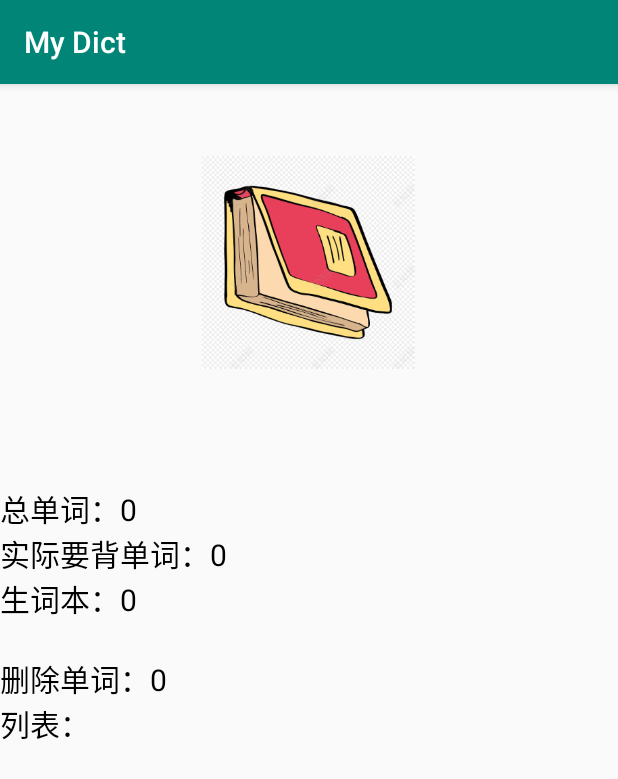
After one commit to amzingluo/MyDict, an Android app: the InfoActivity screen opened directly, with no data from a screen before it, on a phone screen of 412 x 824 dp. The commit adds this screen. Shown: the top 779 px of the screen. Run offline under Robolectric (Android 15) with nearby library versions, the phone set to English and light mode, and no system bars.

Commit message:
add delect word function

```diff
--- a/app/build.gradle
+++ b/app/build.gradle
@@ -28,4 +28,5 @@ dependencies {
     testImplementation 'junit:junit:4.12'
     androidTestImplementation 'androidx.test:runner:1.1.1'
     androidTestImplementation 'androidx.test.espresso:espresso-core:3.2.0'
+    implementation 'org.greenrobot:eventbus:3.1.1'
 }
--- /dev/null
+++ b/app/src/main/java/luo/mydict/InfoActivity.java
@@ -0,0 +1,42 @@
+package luo.mydict;
+
+import android.os.Bundle;
+import android.text.method.ScrollingMovementMethod;
+import android.widget.TextView;
+
+import androidx.appcompat.app.AppCompatActivity;
+
+import java.util.ArrayList;
+
+public class InfoActivity extends AppCompatActivity {
+
+    private TextView info;
+
+    @Override
+    protected void onCreate(Bundle savedInstanceState) {
+        super.onCreate(savedInstanceState);
+        setContentView(R.layout.activity_info);
+        info=findViewById(R.id.info);
+
+        info.setMovementMethod(new ScrollingMovementMethod());
+
+        String tInfo="";
+
+        tInfo=tInfo+"总单词："+Util.getSDFile(this).size()+"\n";
+
+        tInfo=tInfo+"实际要背单词："+LaunchActivity.wordList.size()+"\n";
+        tInfo=tInfo+"生词本："+Util.getHardList().size()+"\n";
+
+        ArrayList<String> banList =Util.getBanList();
+
+        tInfo=tInfo+"\n";
+        tInfo=tInfo+"删除单词："+banList.size()+"\n";
+
+        tInfo=tInfo+"列表："+"\n";
+        for(int i=0;i<banList.size();i++){
+            tInfo=tInfo+banList.get(i)+"\n";
+        }
+
+        info.setText(tInfo);
+    }
+}
--- /dev/null
+++ b/app/src/main/res/layout/activity_info.xml
@@ -0,0 +1,35 @@
+<?xml version="1.0" encoding="utf-8"?>
+<androidx.constraintlayout.widget.ConstraintLayout xmlns:android="http://schemas.android.com/apk/res/android"
+    xmlns:app="http://schemas.android.com/apk/res-auto"
+    xmlns:tools="http://schemas.android.com/tools"
+    android:layout_width="match_parent"
+    android:layout_height="match_parent"
+    tools:context=".InfoActivity">
+
+    <TextView
+        android:id="@+id/info"
+        android:layout_width="match_parent"
+        android:layout_height="500dp"
+        android:scrollbars="vertical"
+        android:textColor="@android:color/black"
+        android:textSize="20dp"
+        app:layout_constraintBottom_toBottomOf="parent"
+        app:layout_constraintEnd_toEndOf="parent"
+        app:layout_constraintHorizontal_bias="0.0"
+        app:layout_constraintStart_toStartOf="parent"
+        app:layout_constraintTop_toBottomOf="@+id/imageView"
+        app:layout_constraintVertical_bias="1.0" />
+
+    <ImageView
+        android:id="@+id/imageView"
+        android:layout_width="160dp"
+        android:layout_height="142dp"
+        android:layout_marginTop="48dp"
+        app:layout_constraintEnd_toEndOf="parent"
+        app:layout_constraintHorizontal_bias="0.498"
+        app:layout_constraintStart_toStartOf="parent"
+        app:layout_constraintTop_toTopOf="parent"
+        app:srcCompat="@mipmap/timg" />
+
+
+</androidx.constraintlayout.widget.ConstraintLayout>
--- a/app/src/main/res/menu/main.xml
+++ b/app/src/main/res/menu/main.xml
@@ -12,4 +12,8 @@
         android:id="@+id/menu_download"
         android:title="下载"
         android:orderInCategory="200"/>
+    <item
+        android:id="@+id/menu_info"
+        android:title="信息"
+        android:orderInCategory="200"/>
 </menu>
```
Also changed, not shown: app/src/main/AndroidManifest.xml (+6 -5 lines), app/src/main/java/luo/mydict/EventBean.java (added, +21 -0 lines), app/src/main/java/luo/mydict/HardActivity.java (+8 -2 lines), app/src/main/java/luo/mydict/LaunchActivity.java (+36 -2 lines), app/src/main/java/luo/mydict/Util.java (+48 -3 lines), app/src/main/java/luo/mydict/View/RecycleItemTouchHelper.java (added, +124 -0 lines), app/src/main/java/luo/mydict/View/WordAdapter.java (renamed from app/src/main/java/luo/mydict/WordAdapter.java, +14 -6 lines), app/src/main/res/layout/word_item.xml (+34 -12 lines), build.gradle (+6 -5 lines), gradle/wrapper/gradle-wrapper.properties, 2 other files.
